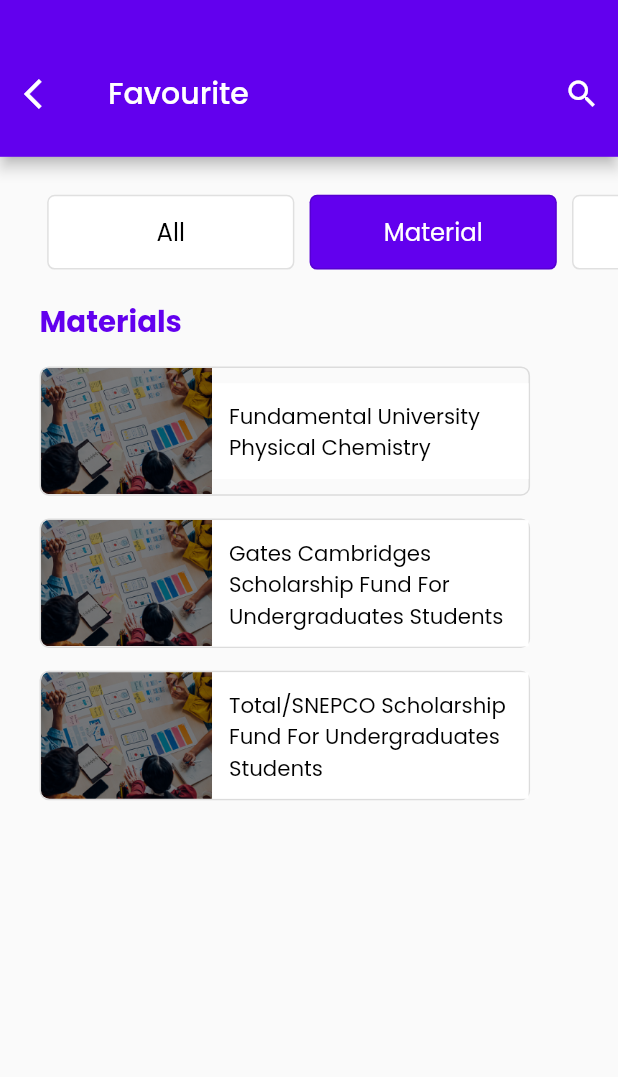
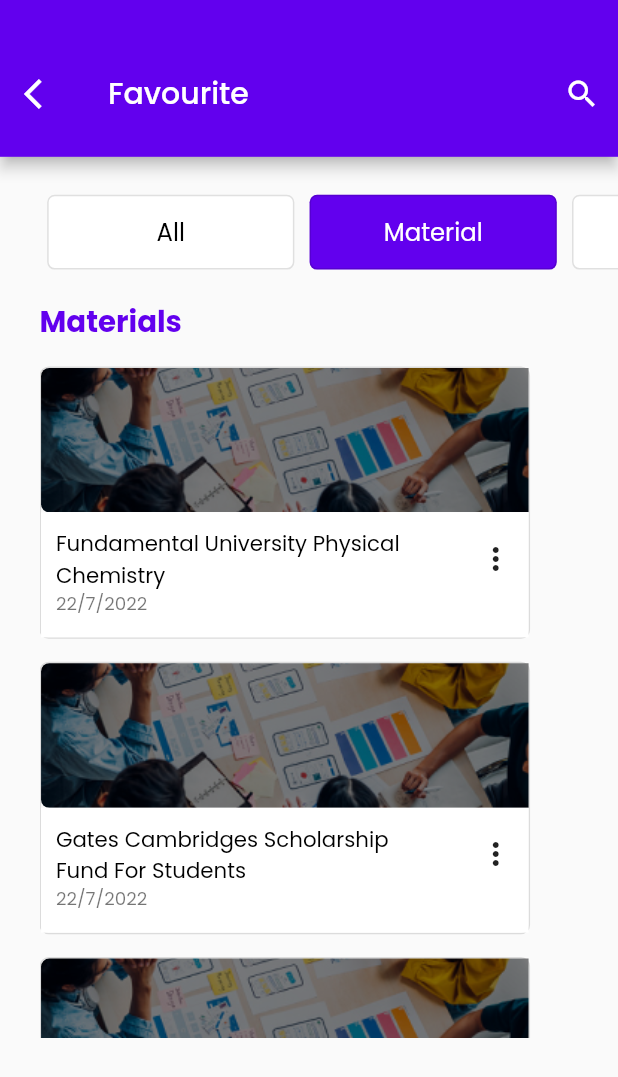
Before and after one commit to kolikay/Scholars_padi, a Flutter app: the FavouriteScreen screen opened directly, after a tap on "Material", on a phone screen of 412 x 824 dp. Shown: the top 1077 px of the screen. Run offline on Flutter 3.47's test engine with Material 2 defaults, Android fonts, the phone set to English and light mode, and no system bars; our stand-ins replace carousel_slider, flutter_riverpod, flutter_screenutil, flutter_slidable, google_fonts, image_picker and 2 more; missing offline and left inert: simple_connection_checker.

Commit message:
working on favourites screens

```diff
--- a/lib/screens/on_boarding/favourites/material_fav_screen.dart
+++ b/lib/screens/on_boarding/favourites/material_fav_screen.dart
@@ -26,7 +26,7 @@ Widget materialfavScreen() {
       ),
       const MaterialCards(
         cardMessage:
-            'Gates Cambridges Scholarship Fund For Undergraduates Students',
+            'Gates Cambridges Scholarship Fund For Students',
       ),
       SizedBox(
         height: 15.h,
@@ -52,16 +52,16 @@ class MaterialCards extends StatelessWidget {
   Widget build(BuildContext context) {
     return Container(
       width: 327,
-      height: 85.h,
+      height: 179.h,
       decoration: BoxDecoration(
         borderRadius: BorderRadius.circular(5.53.w),
         border: Border.all(color: Colors.black12),
       ),
-      child: Row(
+      child: Column(
         children: [
           Container(
-            width: 104.w,
-            height: 85.h,
+            width: 327.w,
+            height: 95.h,
             decoration: BoxDecoration(
               borderRadius: BorderRadius.only(
                   topLeft: Radius.circular(5.w),
@@ -76,11 +76,27 @@ class MaterialCards extends StatelessWidget {
             child: Container(
               color: Colors.white,
               child: Padding(
-                padding: EdgeInsets.all(10.0.w),
-                child: NormalText(
-                  text: cardMessage,
-                  color: Colors.black,
-                  size: 14.sp,
+                padding: EdgeInsets.all(9.0.w),
+                child: Column(
+                  mainAxisAlignment: MainAxisAlignment.start,
+                  crossAxisAlignment: CrossAxisAlignment.start,
+                  children: [
+                    Row(
+                      mainAxisAlignment: MainAxisAlignment.spaceBetween,
+                      children: [
+                        SizedBox(
+                          width: 235.w,
+                          child: NormalText(
+                            text: cardMessage,
+                            color: Colors.black,
+                            size: 14.sp,
+                          ),
+                        ),
+                       const Icon(Icons.more_vert)
+                      ],
+                    ),
+                    NormalText(text: '22/7/2022', size: 12.sp,color: AppColor.dullBlack,)
+                  ],
                 ),
               ),
             ),
--- a/lib/screens/on_boarding/favourites/notebook_fav_screen.dart
+++ b/lib/screens/on_boarding/favourites/notebook_fav_screen.dart
@@ -31,16 +31,16 @@ Widget notebookfavScreen() {
     cardColor1: Colors.pink,
     cardDate: 'March 13, 2022  08:53AM',
     cardMessage: 'School Materials',
-    cardColor2: Colors.pinkAccent,
+    cardColor2: Color.fromARGB(255, 239, 120, 159),
   ),
       SizedBox(
         height: 15.h,
       ),
       const  MaterialCards(
-    cardColor1: Colors.yellow,
+    cardColor1: Colors.yellowAccent,
     cardDate: 'March 13, 2022  08:53AM',
     cardMessage: 'Revision Materials',
-    cardColor2: Colors.yellowAccent,
+    cardColor2: Color.fromARGB(255, 246, 239, 177),
   ),
     ]),
   );
```
